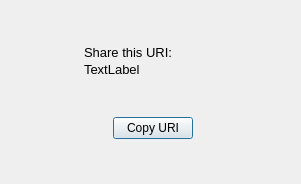
GiuliCler/GIMPteam, file CLIENT/GUI/ui/gui_uri.ui: the form before one commit.
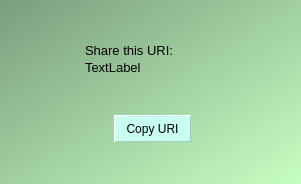
The form after the commit.

What changed in the file:
```diff
--- a/CLIENT/GUI/ui/gui_uri.ui
+++ b/CLIENT/GUI/ui/gui_uri.ui
@@ -13,6 +13,34 @@
   <property name="windowTitle">
    <string>Dialog</string>
   </property>
+  <property name="styleSheet">
+   <string notr="true">QDialog{
+	background-color: qlineargradient(spread:pad, x1:0, y1:0, x2:1, y2:1, stop:0 rgba(122, 158, 126, 255), stop:1 rgba(198, 255, 194, 255));
+}
+/*QWidget#opendocTab,QWidget#newdocTab{
+	background-color: qlineargradient(spread:reflect, x1:0.5, y1:0, x2:0.5, y2:0.49, stop:0 rgba(207, 245, 236, 255), stop:0.17 rgba(215, 255, 245, 255), stop:1 rgba(230, 255, 249, 255));
+}*/
+
+QPushButton {
+	height: 25px;
+	width: 75px;
+    background-color: hsv(165, 55, 255);
+    border-width: 1px;
+	border-style: outset;
+	border-color: hsv(165, 55, 205);
+}
+
+QPushButton:hover:!pressed{
+	border-color: hsv(165, 255, 255);
+	border-top-color: hsv(165, 200, 255);	
+	border-left-color: hsv(165, 200, 255);
+}
+
+QPushButton:pressed,QPushButton:checked {
+    border-style: inset;
+	background-color: hsv(165, 55, 220);
+}</string>
+  </property>
   <layout class="QGridLayout" name="gridLayout">
    <item row="0" column="1">
     <spacer name="verticalSpacer">
```
